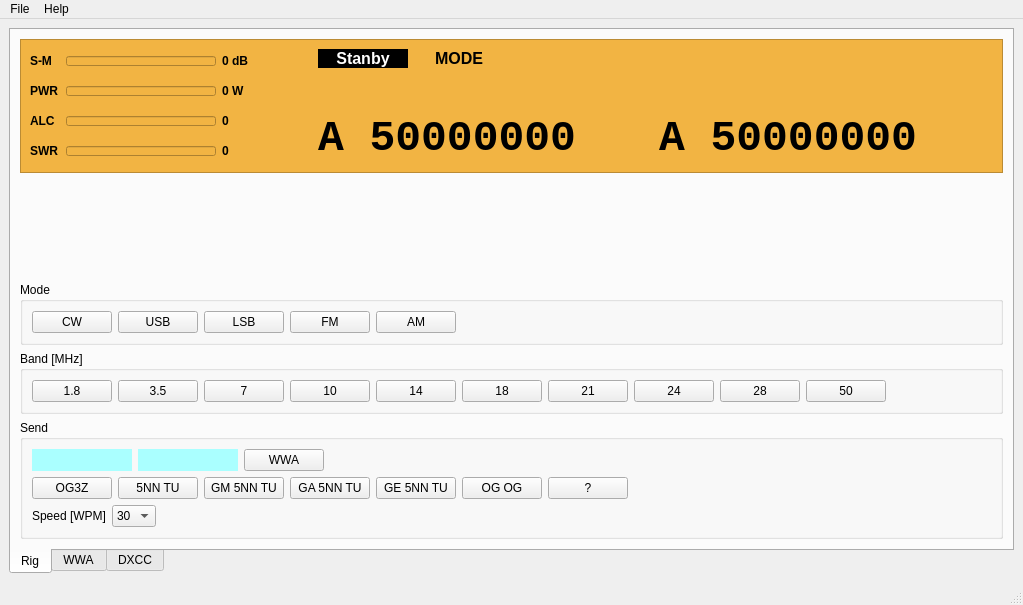
eloranta/HamVibe, file mainwindow.ui: the form before one commit.
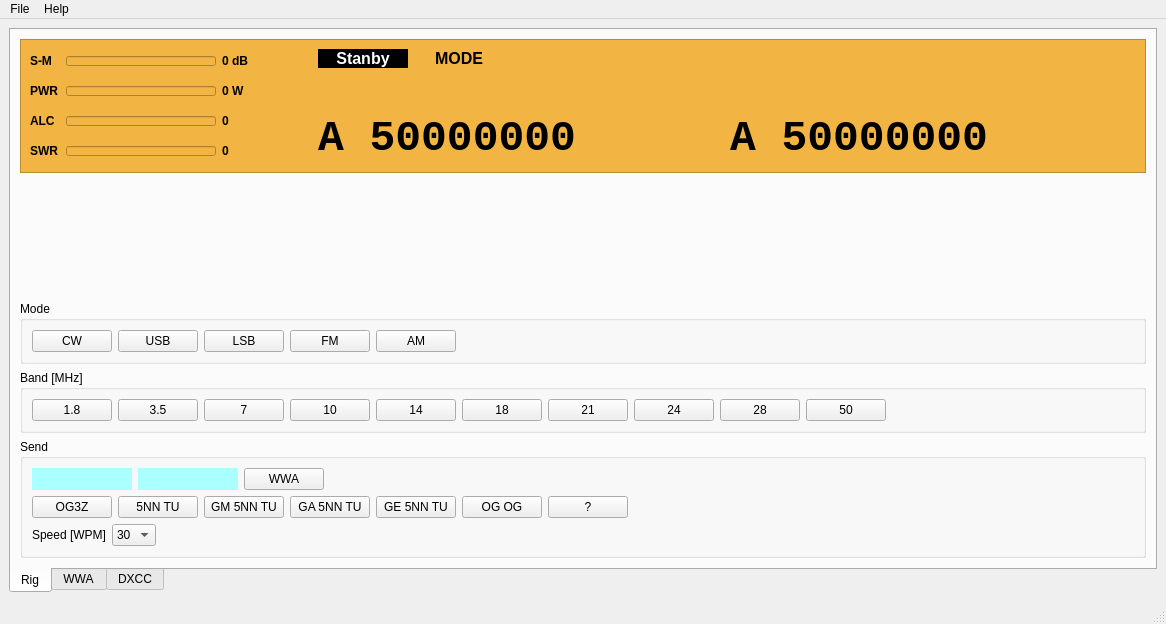
The form after the commit. Custom widgets are drawn as their Qt base class.

```diff
--- a/mainwindow.ui
+++ b/mainwindow.ui
@@ -6,8 +6,8 @@
    <rect>
     <x>0</x>
     <y>0</y>
-    <width>1023</width>
-    <height>605</height>
+    <width>1166</width>
+    <height>624</height>
    </rect>
   </property>
   <property name="windowTitle">
@@ -1104,7 +1104,7 @@
     <rect>
      <x>0</x>
      <y>0</y>
-     <width>1023</width>
+     <width>1166</width>
      <height>22</height>
     </rect>
    </property>
```
